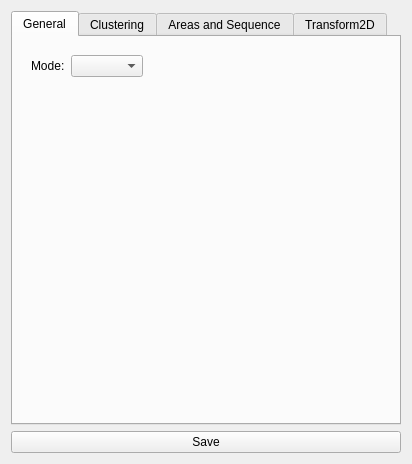
Before: the Qt Designer form Scenery/gui/processwindow.ui in dkliminsky/Scenery, drawn with Qt 5.
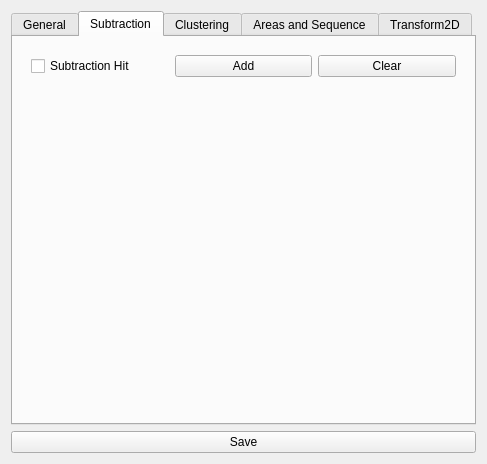
After: the same form once the commit is applied. The open tabs and pages were chosen to show the change.

Commit message: Create subtraction hit

The edit to the form file:
```diff
--- a/Scenery/gui/processwindow.ui
+++ b/Scenery/gui/processwindow.ui
@@ -6,7 +6,7 @@
    <rect>
     <x>0</x>
     <y>0</y>
-    <width>412</width>
+    <width>487</width>
     <height>464</height>
    </rect>
   </property>
@@ -676,6 +676,53 @@
        </item>
       </layout>
      </widget>
+     <widget class="QWidget" name="subtraction">
+      <attribute name="title">
+       <string>Subtraction</string>
+      </attribute>
+      <layout class="QVBoxLayout" name="verticalLayout_14">
+       <item>
+        <widget class="QWidget" name="subtractionHitWidget" native="true">
+         <layout class="QHBoxLayout" name="horizontalLayout_7">
+          <item>
+           <widget class="QCheckBox" name="subtractionHitCheckBox">
+            <property name="text">
+             <string>Subtraction Hit</string>
+            </property>
+           </widget>
+          </item>
+          <item>
+           <widget class="QPushButton" name="subtractionHitAddButton">
+            <property name="text">
+             <string>Add</string>
+            </property>
+           </widget>
+          </item>
+          <item>
+           <widget class="QPushButton" name="subtractionHitClearButton">
+            <property name="text">
+             <string>Clear</string>
+            </property>
+           </widget>
+          </item>
+         </layout>
+        </widget>
+       </item>
+       <item>
+        <spacer name="verticalSpacer_9">
+         <property name="orientation">
+          <enum>Qt::Vertical</enum>
+         </property>
+         <property name="sizeHint" stdset="0">
+          <size>
+           <width>20</width>
+           <height>40</height>
+          </size>
+         </property>
+        </spacer>
+       </item>
+      </layout>
+     </widget>
      <widget class="QWidget" name="clustering">
       <attribute name="title">
        <string>Clustering</string>
```
The commit also changes 20 other files.
